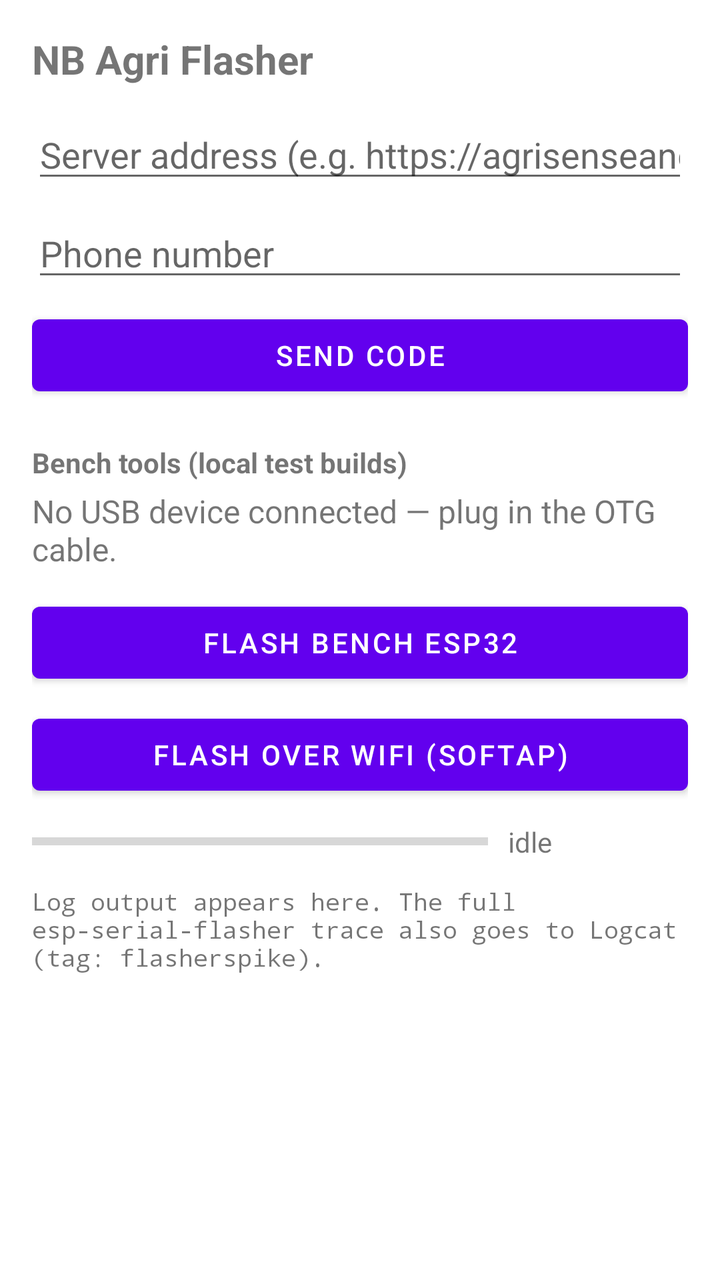
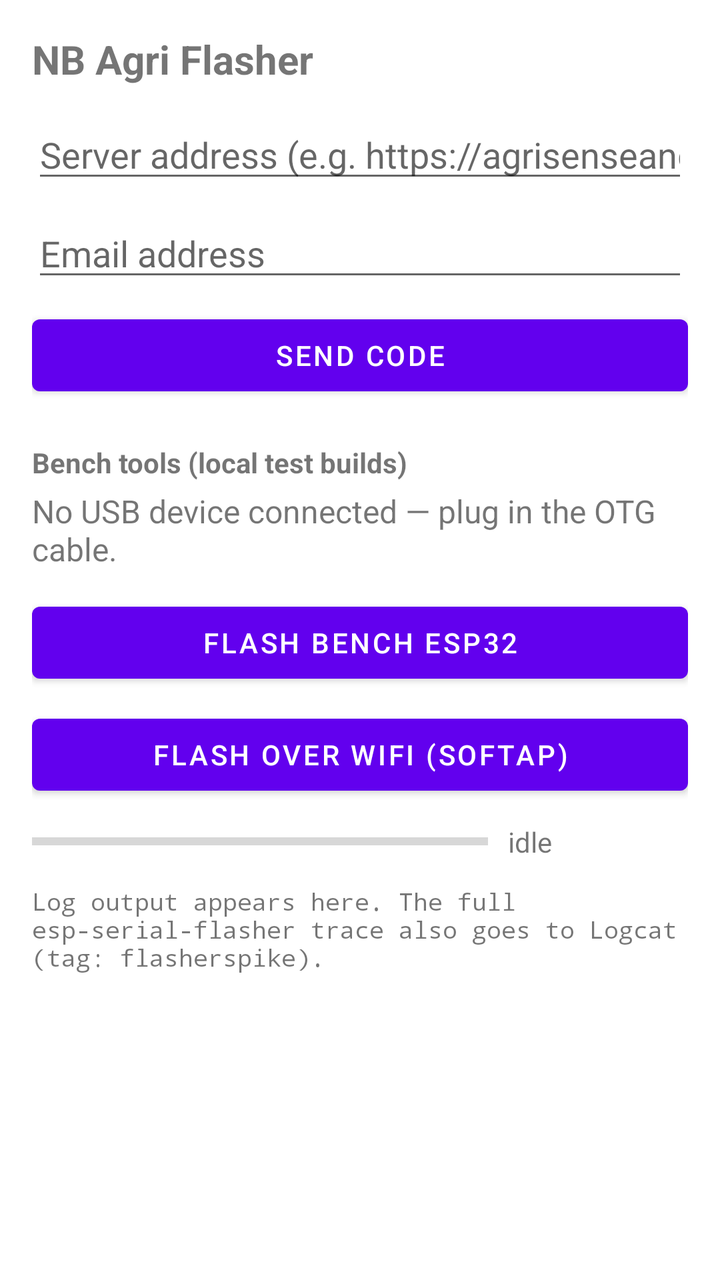

The first picture is an Android layout as it rendered before a commit; the second is the same layout after the commit. The layout source and the unified diff follow.
<!-- AndroidManifest.xml: application theme Theme.FlasherSpike -->
<!-- res/layout/activity_main.xml -->
<?xml version="1.0" encoding="utf-8"?>
<ScrollView xmlns:android="http://schemas.android.com/apk/res/android"
    android:layout_width="match_parent"
    android:layout_height="match_parent"
    android:fillViewport="true">

<LinearLayout
    android:layout_width="match_parent"
    android:layout_height="wrap_content"
    android:orientation="vertical"
    android:padding="16dp">

    <TextView
        android:layout_width="match_parent"
        android:layout_height="wrap_content"
        android:text="@string/app_name"
        android:textSize="20sp"
        android:textStyle="bold"
        android:paddingBottom="12dp" />

    
    <LinearLayout
        android:id="@+id/loginSection"
        android:layout_width="match_parent"
        android:layout_height="wrap_content"
        android:orientation="vertical">

        <EditText
            android:id="@+id/serverUrlInput"
            android:layout_width="match_parent"
            android:layout_height="wrap_content"
            android:hint="@string/hint_server_url"
            android:inputType="textUri"
            android:autofillHints="" />

        <EditText
            android:id="@+id/phoneInput"
            android:layout_width="match_parent"
            android:layout_height="wrap_content"
            android:layout_marginTop="8dp"
            android:hint="@string/hint_phone"
            android:inputType="phone"
            android:autofillHints="phone" />

        <Button
            android:id="@+id/sendCodeButton"
            android:layout_width="match_parent"
            android:layout_height="wrap_content"
            android:layout_marginTop="8dp"
            android:text="@string/send_code_button" />

        <EditText
            android:id="@+id/otpInput"
            android:layout_width="match_parent"
            android:layout_height="wrap_content"
            android:layout_marginTop="8dp"
            android:hint="@string/hint_otp"
            android:inputType="number"
            android:visibility="gone"
            android:autofillHints="" />

        <Button
            android:id="@+id/verifyCodeButton"
            android:layout_width="match_parent"
            android:layout_height="wrap_content"
            android:layout_marginTop="8dp"
            android:text="@string/verify_code_button"
            android:visibility="gone" />
    </LinearLayout>

    
    <LinearLayout
        android:id="@+id/pickerSection"
        android:layout_width="match_parent"
        android:layout_height="wrap_content"
        android:orientation="vertical"
        android:visibility="gone">

        <LinearLayout
            android:layout_width="match_parent"
            android:layout_height="wrap_content"
            android:orientation="horizontal"
            android:gravity="center_vertical">

            <TextView
                android:id="@+id/grantLabelText"
                android:layout_width="0dp"
                android:layout_height="wrap_content"
                android:layout_weight="1"
                android:textStyle="italic" />

            <Button
                android:id="@+id/logoutButton"
                android:layout_width="wrap_content"
                android:layout_height="wrap_content"
                android:text="@string/logout_button" />
        </LinearLayout>

        <Spinner
            android:id="@+id/productSpinner"
            android:layout_width="match_parent"
            android:layout_height="wrap_content"
            android:layout_marginTop="8dp" />

        <Button
            android:id="@+id/checkUpdatesButton"
            android:layout_width="match_parent"
            android:layout_height="wrap_content"
            android:layout_marginTop="8dp"
            android:text="@string/check_updates_button" />

        <LinearLayout
            android:id="@+id/buildListContainer"
            android:layout_width="match_parent"
            android:layout_height="wrap_content"
            android:orientation="vertical"
            android:layout_marginTop="8dp" />
    </LinearLayout>

    
    <TextView
        android:layout_width="match_parent"
        android:layout_height="wrap_content"
        android:text="@string/bench_section_title"
        android:textStyle="bold"
        android:paddingTop="20dp"
        android:paddingBottom="4dp" />

    <TextView
        android:id="@+id/statusText"
        android:layout_width="match_parent"
        android:layout_height="wrap_content"
        android:text="@string/status_no_device"
        android:textSize="16sp"
        android:paddingBottom="12dp" />

    <Button
        android:id="@+id/flashButton"
        android:layout_width="match_parent"
        android:layout_height="wrap_content"
        android:text="@string/flash_button" />

    <Button
        android:id="@+id/wifiFlashButton"
        android:layout_width="match_parent"
        android:layout_height="wrap_content"
        android:layout_marginTop="8dp"
        android:text="@string/wifi_flash_button" />

    <LinearLayout
        android:layout_width="match_parent"
        android:layout_height="wrap_content"
        android:orientation="horizontal"
        android:gravity="center_vertical"
        android:paddingTop="10dp">

        <ProgressBar
            android:id="@+id/progressBar"
            style="?android:attr/progressBarStyleHorizontal"
            android:layout_width="0dp"
            android:layout_height="wrap_content"
            android:layout_weight="1"
            android:max="100"
            android:progress="0" />

        <TextView
            android:id="@+id/progressText"
            android:layout_width="wrap_content"
            android:layout_height="wrap_content"
            android:layout_marginStart="10dp"
            android:minWidth="90dp"
            android:text="@string/progress_idle" />
    </LinearLayout>

    <TextView
        android:id="@+id/logText"
        android:layout_width="match_parent"
        android:layout_height="wrap_content"
        android:fontFamily="monospace"
        android:textIsSelectable="true"
        android:textSize="12sp"
        android:paddingTop="12dp"
        android:text="@string/log_placeholder" />

</LinearLayout>
</ScrollView>
<!-- resources referenced by this layout -->
<resources>
  <string name="app_name">NB Agri Flasher</string>
  <string name="bench_section_title">Bench tools (local test builds)</string>
  <string name="check_updates_button">Check for updates</string>
  <string name="flash_button">Flash bench ESP32</string>
  <string name="hint_otp">Code from SMS</string>
  <string name="hint_phone">Phone number</string>
  <string name="hint_server_url">Server address (e.g. https://agrisenseandcontrol.in)</string>
  <string name="log_placeholder">Log output appears here. The full esp-serial-flasher trace also goes to Logcat (tag: flasherspike).</string>
  <string name="logout_button">Log out</string>
  <string name="progress_idle">idle</string>
  <string name="send_code_button">Send code</string>
  <string name="status_no_device">No USB device connected — plug in the OTG cable.</string>
  <string name="verify_code_button">Verify</string>
  <string name="wifi_flash_button">Flash over WiFi (SoftAP)</string>
  <style name="Theme.FlasherSpike" parent="Theme.MaterialComponents.DayNight.NoActionBar" />
</resources>

<!-- the commit's change to res/layout/activity_main.xml (unified diff, before → after) -->
@@ -34,13 +34,13 @@
             android:autofillHints="" />
 
         <EditText
-            android:id="@+id/phoneInput"
+            android:id="@+id/emailInput"
             android:layout_width="match_parent"
             android:layout_height="wrap_content"
             android:layout_marginTop="8dp"
-            android:hint="@string/hint_phone"
-            android:inputType="phone"
-            android:autofillHints="phone" />
+            android:hint="@string/hint_email"
+            android:inputType="textEmailAddress"
+            android:autofillHints="emailAddress" />
 
         <Button
             android:id="@+id/sendCodeButton"
<!-- resource entries referenced after the edit -->
@@ -4,8 +4,8 @@
   <string name="bench_section_title">Bench tools (local test builds)</string>
   <string name="check_updates_button">Check for updates</string>
   <string name="flash_button">Flash bench ESP32</string>
+  <string name="hint_email">Email address</string>
   <string name="hint_otp">Code from SMS</string>
-  <string name="hint_phone">Phone number</string>
   <string name="hint_server_url">Server address (e.g. https://agrisenseandcontrol.in)</string>
   <string name="log_placeholder">Log output appears here. The full esp-serial-flasher trace also goes to Logcat (tag: flasherspike).</string>
   <string name="logout_button">Log out</string>
